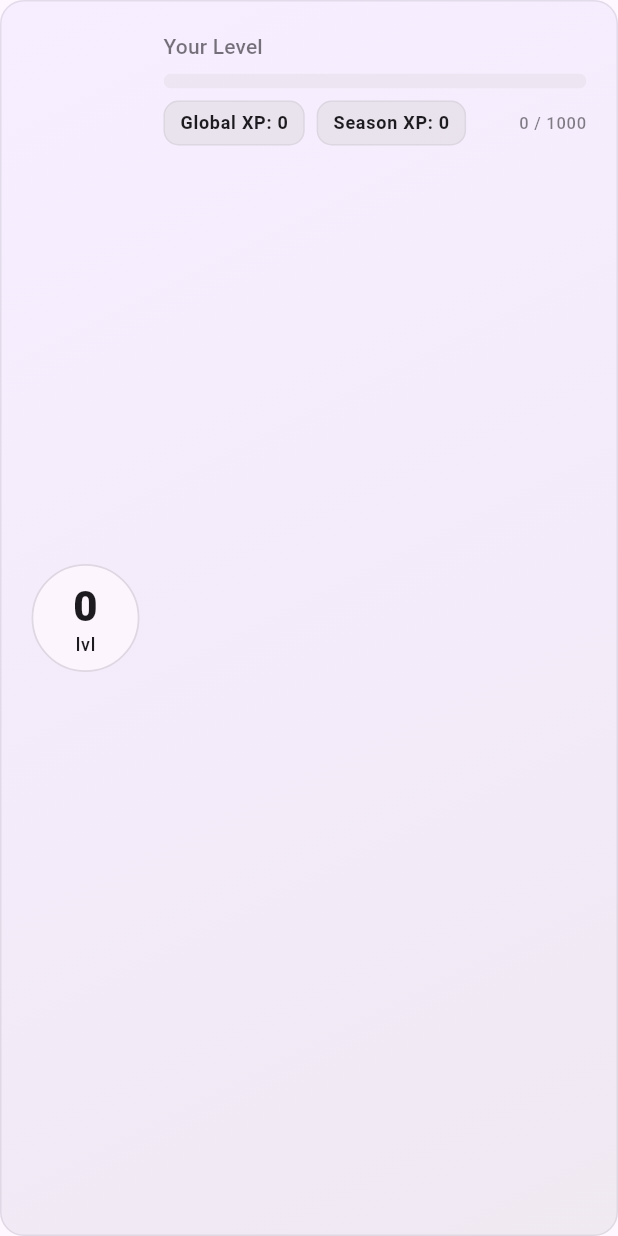
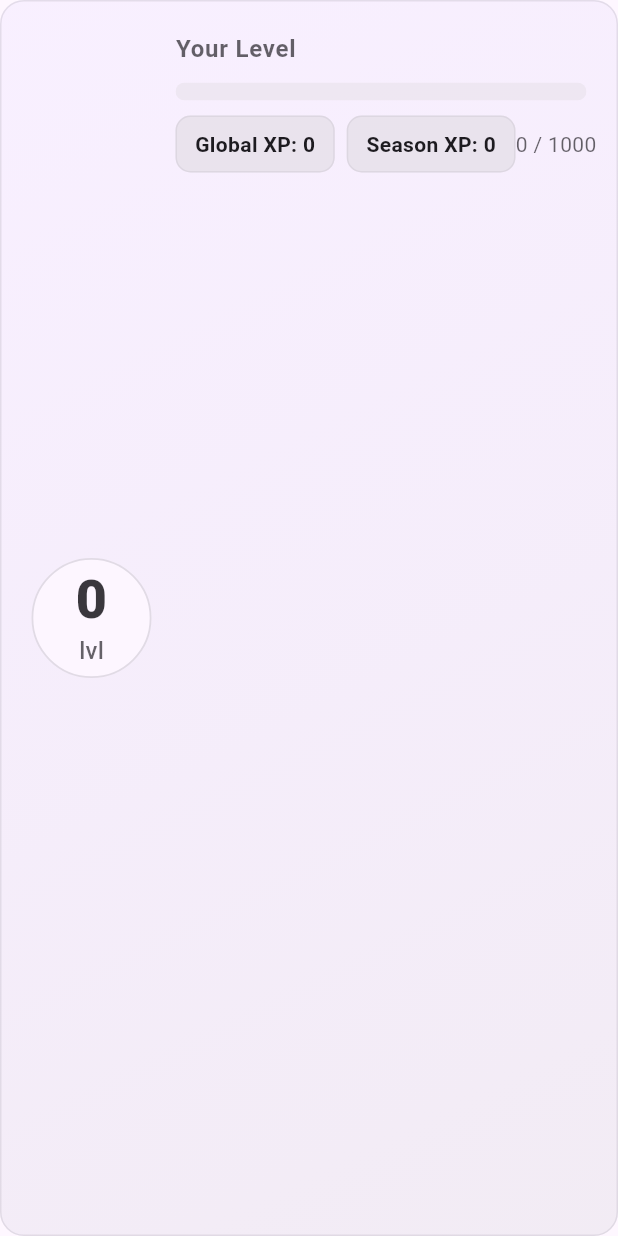
Before and after one commit to zhbforum/CodeForge, a Flutter app: the HeroStatsCard widget shown alone on an empty page, opened directly with empty values, on a phone screen of 412 x 824 dp. Run offline on Flutter 3.47's test engine with Material 3 defaults, Android fonts, the phone set to English and light mode, and no system bars; our stand-ins replace flutter_markdown, flutter_riverpod, flutter_svg, font_awesome_flutter, freezed_annotation, go_router and 2 more; accounts and stored records are empty; network calls fail; project files that could hold a hidden picture were left out.

Commit message:
style(leaderboard/hero): improve typography, contrast and chip visibility

```diff
--- a/apps/mobile_app/lib/features/leaderboard/presentation/widgets/hero_stats_card.dart
+++ b/apps/mobile_app/lib/features/leaderboard/presentation/widgets/hero_stats_card.dart
@@ -14,12 +14,15 @@ class HeroStatsCard extends StatelessWidget {
     const nextLevelXp = 1000;
     final progress = (xpInLevel / nextLevelXp).clamp(0.0, 1.0);
 
+    final onHigh = theme.colorScheme.onSurface.withValues(alpha: .87);
+    final onMed = theme.colorScheme.onSurface.withValues(alpha: .68);
+
     final bgA = isDark
         ? theme.colorScheme.primary.withValues(alpha: .20)
-        : theme.colorScheme.primaryContainer.withValues(alpha: .35);
+        : theme.colorScheme.primaryContainer.withValues(alpha: .28);
     final bgB = isDark
         ? theme.colorScheme.secondary.withValues(alpha: .12)
-        : theme.colorScheme.surfaceContainerHighest.withValues(alpha: .60);
+        : theme.colorScheme.surfaceContainerHighest.withValues(alpha: .50);
 
     return Container(
       decoration: BoxDecoration(
@@ -39,16 +42,16 @@ class HeroStatsCard extends StatelessWidget {
       child: Row(
         children: [
           Container(
-            width: 72,
-            height: 72,
+            width: 80,
+            height: 80,
             decoration: BoxDecoration(
               color: isDark
-                  ? theme.colorScheme.surface.withValues(alpha: .28)
-                  : theme.colorScheme.surface.withValues(alpha: .85),
+                  ? theme.colorScheme.surface.withValues(alpha: .30)
+                  : theme.colorScheme.surface.withValues(alpha: .92),
               shape: BoxShape.circle,
               border: Border.all(
                 color: theme.colorScheme.outlineVariant.withValues(
-                  alpha: isDark ? .3 : .6,
+                  alpha: isDark ? .30 : .55,
                 ),
                 width: 1.2,
               ),
@@ -59,11 +62,15 @@ class HeroStatsCard extends StatelessWidget {
               children: [
                 Text(
                   '${stats.level}',
-                  style: theme.textTheme.headlineMedium?.copyWith(
+                  style: theme.textTheme.displaySmall?.copyWith(
                     fontWeight: FontWeight.w800,
+                    color: onHigh,
                   ),
                 ),
-                Text('lvl', style: theme.textTheme.labelMedium),
+                Text(
+                  'lvl',
+                  style: theme.textTheme.titleMedium?.copyWith(color: onMed),
+                ),
               ],
             ),
           ),
@@ -75,21 +82,22 @@ class HeroStatsCard extends StatelessWidget {
               children: [
                 Text(
                   'Your Level',
-                  style: theme.textTheme.labelLarge?.copyWith(
-                    color: theme.colorScheme.onSurface.withValues(alpha: .6),
+                  style: theme.textTheme.bodyLarge?.copyWith(
+                    color: onMed,
+                    fontWeight: FontWeight.w600,
                   ),
                 ),
-                const SizedBox(height: 8),
+                const SizedBox(height: 10),
                 ClipRRect(
                   borderRadius: BorderRadius.circular(8),
                   child: LinearProgressIndicator(
                     value: progress,
-                    minHeight: 10,
+                    minHeight: 12,
                     backgroundColor: theme.colorScheme.surfaceContainerHighest
                         .withValues(alpha: isDark ? .35 : .55),
                   ),
                 ),
-                const SizedBox(height: 8),
+                const SizedBox(height: 10),
                 Row(
                   children: [
                     _StatChip(label: 'Global XP', value: stats.totalExp),
@@ -98,11 +106,7 @@ class HeroStatsCard extends StatelessWidget {
                     const Spacer(),
                     Text(
                       '$xpInLevel / $nextLevelXp',
-                      style: theme.textTheme.labelSmall?.copyWith(
-                        color: theme.colorScheme.onSurface.withValues(
-                          alpha: .55,
-                        ),
-                      ),
+                      style: theme.textTheme.bodyMedium?.copyWith(color: onMed),
                     ),
                   ],
                 ),
@@ -126,20 +130,20 @@ class _StatChip extends StatelessWidget {
     final isDark = theme.brightness == Brightness.dark;
 
     return Container(
-      padding: const EdgeInsets.symmetric(horizontal: 10, vertical: 6),
+      padding: const EdgeInsets.symmetric(horizontal: 12, vertical: 8),
       decoration: BoxDecoration(
         color: isDark
-            ? theme.colorScheme.surfaceContainerHighest.withValues(alpha: .6)
-            : theme.colorScheme.surfaceContainerHighest.withValues(alpha: .8),
+            ? theme.colorScheme.surfaceContainerHighest.withValues(alpha: .60)
+            : theme.colorScheme.surfaceContainerHighest.withValues(alpha: .80),
         borderRadius: BorderRadius.circular(10),
         border: Border.all(
-          color: theme.colorScheme.outlineVariant.withValues(alpha: .4),
+          color: theme.colorScheme.outlineVariant.withValues(alpha: .40),
         ),
       ),
       child: Text(
         '$label: $value',
-        style: theme.textTheme.labelMedium?.copyWith(
-          fontWeight: FontWeight.w600,
+        style: theme.textTheme.bodyMedium?.copyWith(
+          fontWeight: FontWeight.w700,
         ),
       ),
     );
```
